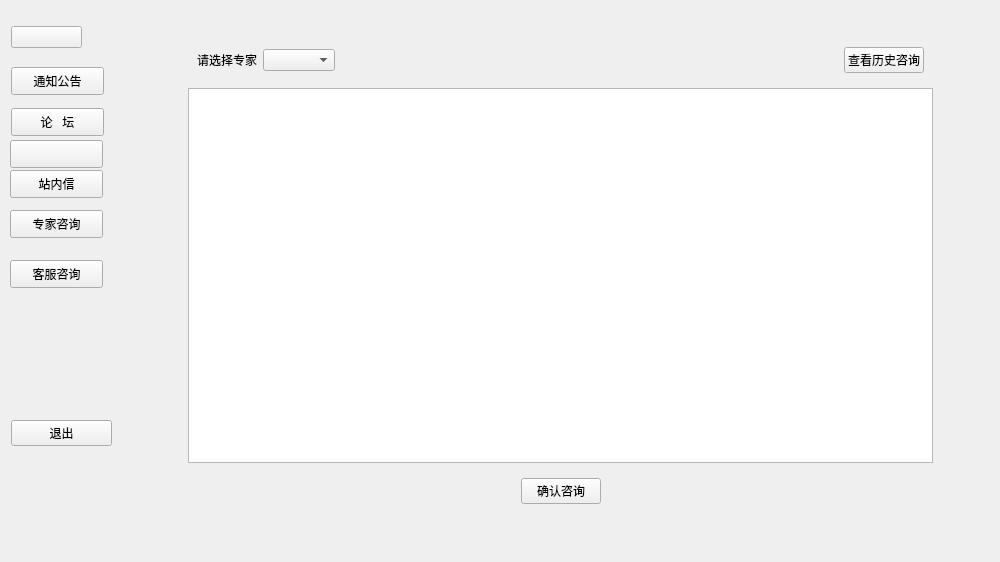
Before: the Qt Designer form UI/first.ui in fivefz/agricultureAI, drawn with Qt 5.
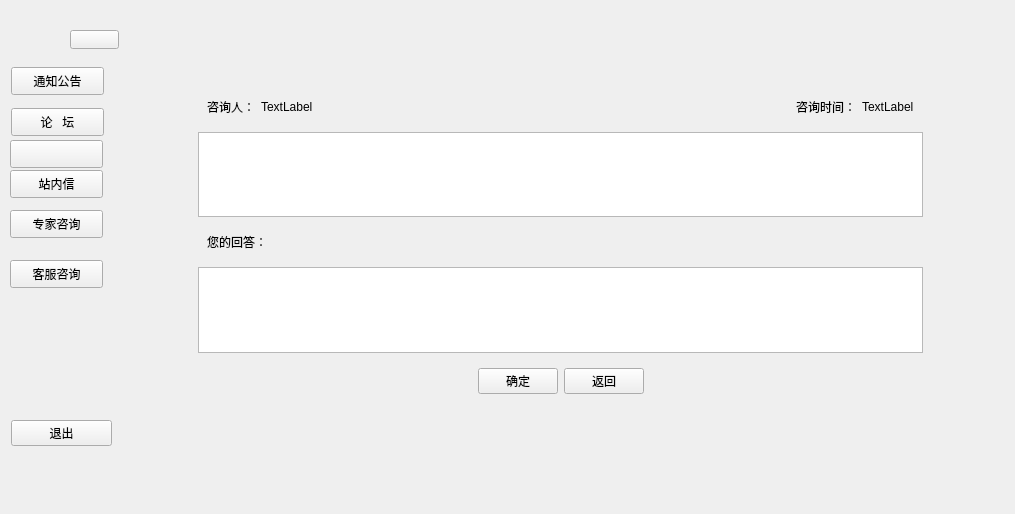
After: the same form once the commit is applied. The open tabs and pages were chosen to show the change. Icons and pictures are not drawn.

Patch:
```diff
--- a/UI/first.ui
+++ b/UI/first.ui
@@ -6,8 +6,8 @@
    <rect>
     <x>0</x>
     <y>0</y>
-    <width>1000</width>
-    <height>562</height>
+    <width>1015</width>
+    <height>514</height>
    </rect>
   </property>
   <property name="windowTitle">
@@ -99,31 +99,6 @@
      <string>客服咨询</string>
     </property>
    </widget>
-   <widget class="QWidget" name="head" native="true">
-    <property name="geometry">
-     <rect>
-      <x>11</x>
-      <y>17</y>
-      <width>71</width>
-      <height>41</height>
-     </rect>
-    </property>
-    <property name="sizePolicy">
-     <sizepolicy hsizetype="Fixed" vsizetype="Fixed">
-      <horstretch>0</horstretch>
-      <verstretch>0</verstretch>
-     </sizepolicy>
-    </property>
-    <layout class="QVBoxLayout" name="verticalLayout_7">
-     <item>
-      <widget class="QPushButton" name="h">
-       <property name="text">
-        <string/>
-       </property>
-      </widget>
-     </item>
-    </layout>
-   </widget>
    <widget class="QPushButton" name="func">
     <property name="geometry">
      <rect>
@@ -137,14 +112,40 @@
      <string/>
     </property>
    </widget>
+   <widget class="QPushButton" name="h">
+    <property name="geometry">
+     <rect>
+      <x>70</x>
+      <y>30</y>
+      <width>49</width>
+      <height>19</height>
+     </rect>
+    </property>
+    <property name="text">
+     <string/>
+    </property>
+   </widget>
+   <widget class="QLabel" name="head">
+    <property name="geometry">
+     <rect>
+      <x>20</x>
+      <y>20</y>
+      <width>72</width>
+      <height>15</height>
+     </rect>
+    </property>
+    <property name="text">
+     <string/>
+    </property>
+   </widget>
   </widget>
   <widget class="QStackedWidget" name="in">
    <property name="geometry">
     <rect>
-     <x>170</x>
-     <y>20</y>
-     <width>781</width>
-     <height>511</height>
+     <x>180</x>
+     <y>70</y>
+     <width>761</width>
+     <height>351</height>
     </rect>
    </property>
    <property name="sizePolicy">
@@ -546,7 +547,7 @@
                  </widget>
                 </item>
                 <item>
-                 <widget class="QLabel" name="label_15">
+                 <widget class="QLabel" name="sname">
                   <property name="text">
                    <string>TextLabel</string>
                   </property>
@@ -573,7 +574,7 @@
                  </widget>
                 </item>
                 <item>
-                 <widget class="QLabel" name="label_18">
+                 <widget class="QLabel" name="sdate">
                   <property name="text">
                    <string>TextLabel</string>
                   </property>
@@ -592,20 +593,6 @@
                   </property>
                  </spacer>
                 </item>
-                <item>
-                 <widget class="QLabel" name="label_19">
-                  <property name="text">
-                   <string>状态：</string>
-                  </property>
-                 </widget>
-                </item>
-                <item>
-                 <widget class="QLabel" name="label_20">
-                  <property name="text">
-                   <string>TextLabel</string>
-                  </property>
-                 </widget>
-                </item>
                </layout>
               </widget>
              </item>
@@ -910,6 +897,215 @@
          <item>
           <widget class="QPlainTextEdit" name="ashow"/>
          </item>
+         <item>
+          <widget class="QWidget" name="widget_17" native="true">
+           <layout class="QHBoxLayout" name="horizontalLayout_28">
+            <item>
+             <spacer name="horizontalSpacer_30">
+              <property name="orientation">
+               <enum>Qt::Horizontal</enum>
+              </property>
+              <property name="sizeHint" stdset="0">
+               <size>
+                <width>40</width>
+                <height>20</height>
+               </size>
+              </property>
+             </spacer>
+            </item>
+            <item>
+             <widget class="QPushButton" name="exre2">
+              <property name="text">
+               <string>返回</string>
+              </property>
+             </widget>
+            </item>
+            <item>
+             <spacer name="horizontalSpacer_31">
+              <property name="orientation">
+               <enum>Qt::Horizontal</enum>
+              </property>
+              <property name="sizeHint" stdset="0">
+               <size>
+                <width>40</width>
+                <height>20</height>
+               </size>
+              </property>
+             </spacer>
+            </item>
+           </layout>
+          </widget>
+         </item>
+        </layout>
+       </widget>
+       <widget class="QWidget" name="expertlist">
+        <widget class="QWidget" name="exbts_2" native="true">
+         <property name="geometry">
+          <rect>
+           <x>200</x>
+           <y>90</y>
+           <width>431</width>
+           <height>51</height>
+          </rect>
+         </property>
+         <layout class="QHBoxLayout" name="horizontalLayout_32">
+          <item>
+           <widget class="QLabel" name="label_24">
+            <property name="text">
+             <string>咨询列表</string>
+            </property>
+           </widget>
+          </item>
+          <item>
+           <spacer name="horizontalSpacer_36">
+            <property name="orientation">
+             <enum>Qt::Horizontal</enum>
+            </property>
+            <property name="sizeHint" stdset="0">
+             <size>
+              <width>40</width>
+              <height>20</height>
+             </size>
+            </property>
+           </spacer>
+          </item>
+          <item>
+           <widget class="QPushButton" name="exre1_2">
+            <property name="text">
+             <string>返回</string>
+            </property>
+           </widget>
+          </item>
+         </layout>
+        </widget>
+       </widget>
+       <widget class="QWidget" name="expertshowforex">
+        <layout class="QVBoxLayout" name="verticalLayout_18">
+         <item>
+          <widget class="QWidget" name="widget_18" native="true">
+           <layout class="QHBoxLayout" name="horizontalLayout_29">
+            <item>
+             <widget class="QLabel" name="label_15">
+              <property name="text">
+               <string>咨询人：</string>
+              </property>
+             </widget>
+            </item>
+            <item>
+             <widget class="QLabel" name="qname_2">
+              <property name="text">
+               <string>TextLabel</string>
+              </property>
+             </widget>
+            </item>
+            <item>
+             <spacer name="horizontalSpacer_32">
+              <property name="orientation">
+               <enum>Qt::Horizontal</enum>
+              </property>
+              <property name="sizeHint" stdset="0">
+               <size>
+                <width>40</width>
+                <height>20</height>
+               </size>
+              </property>
+             </spacer>
+            </item>
+            <item>
+             <widget class="QLabel" name="label_18">
+              <property name="text">
+               <string>咨询时间：</string>
+              </property>
+             </widget>
+            </item>
+            <item>
+             <widget class="QLabel" name="qdate_2">
+              <property name="text">
+               <string>TextLabel</string>
+              </property>
+             </widget>
+            </item>
+           </layout>
+          </widget>
+         </item>
+         <item>
+          <widget class="QPlainTextEdit" name="qout"/>
+         </item>
+         <item>
+          <widget class="QWidget" name="widget_19" native="true">
+           <layout class="QHBoxLayout" name="horizontalLayout_30">
+            <item>
+             <widget class="QLabel" name="label_20">
+              <property name="text">
+               <string>您的回答：</string>
+              </property>
+             </widget>
+            </item>
+            <item>
+             <spacer name="horizontalSpacer_33">
+              <property name="orientation">
+               <enum>Qt::Horizontal</enum>
+              </property>
+              <property name="sizeHint" stdset="0">
+               <size>
+                <width>40</width>
+                <height>20</height>
+               </size>
+              </property>
+             </spacer>
+            </item>
+           </layout>
+          </widget>
+         </item>
+         <item>
+          <widget class="QPlainTextEdit" name="ain"/>
+         </item>
+         <item>
+          <widget class="QWidget" name="widget_20" native="true">
+           <layout class="QHBoxLayout" name="horizontalLayout_31">
+            <item>
+             <spacer name="horizontalSpacer_34">
+              <property name="orientation">
+               <enum>Qt::Horizontal</enum>
+              </property>
+              <property name="sizeHint" stdset="0">
+               <size>
+                <width>40</width>
+                <height>20</height>
+               </size>
+              </property>
+             </spacer>
+            </item>
+            <item>
+             <widget class="QPushButton" name="anssub">
+              <property name="text">
+               <string>确定</string>
+              </property>
+             </widget>
+            </item>
+            <item>
+             <widget class="QPushButton" name="ansre">
+              <property name="text">
+               <string>返回</string>
+              </property>
+             </widget>
+            </item>
+            <item>
+             <spacer name="horizontalSpacer_35">
+              <property name="orientation">
+               <enum>Qt::Horizontal</enum>
+              </property>
+              <property name="sizeHint" stdset="0">
+               <size>
+                <width>40</width>
+                <height>20</height>
+               </size>
+              </property>
+             </spacer>
+            </item>
+           </layout>
+          </widget>
+         </item>
         </layout>
        </widget>
       </widget>
```
Left out of the diff: 483 changed lines with no effect on the pictures.
